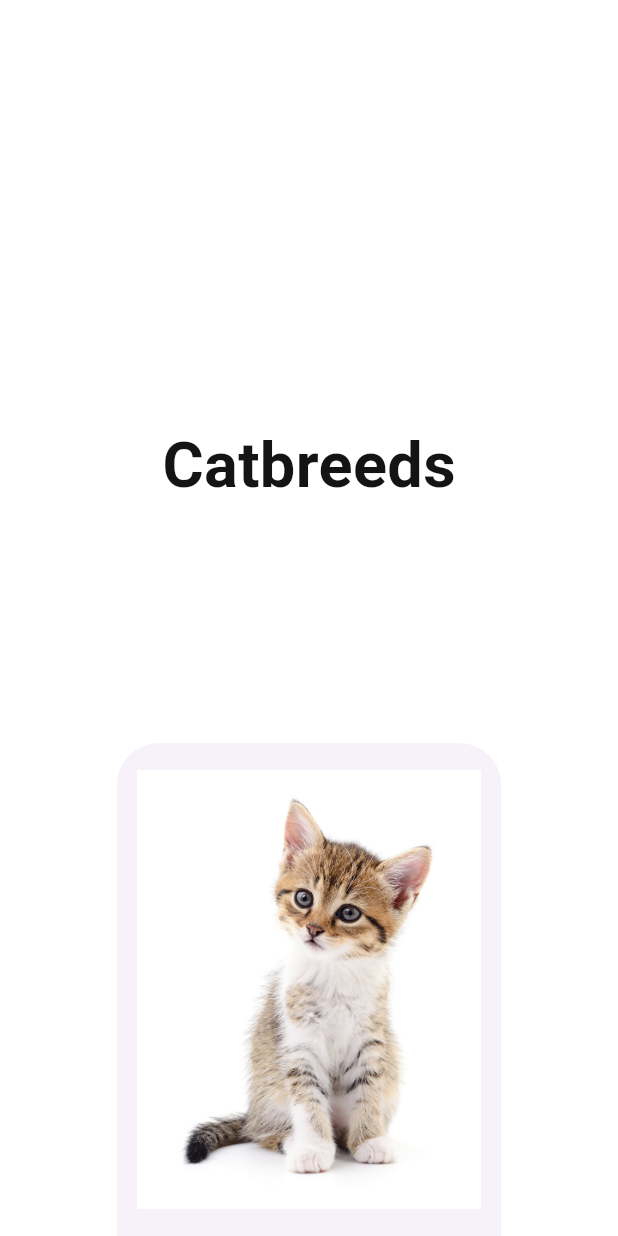
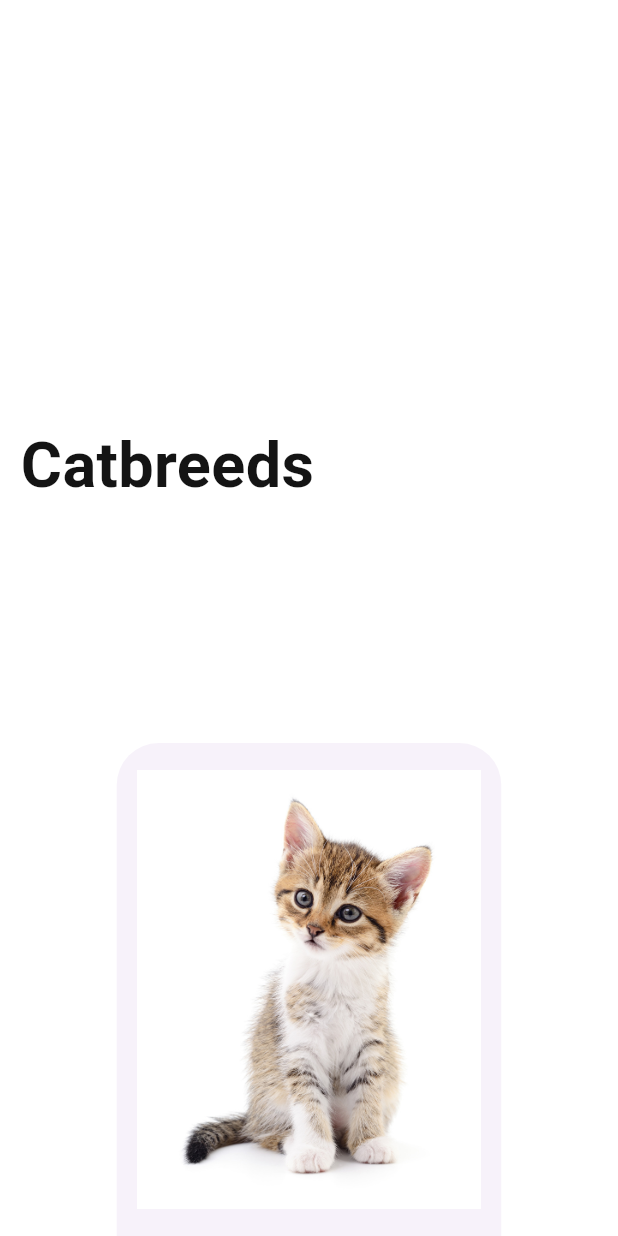
Before and after one commit to daniel-zuluaga/TecnicalTestPragma, a Flutter app: the screen it shows after launch, on a phone screen of 412 x 824 dp. Run offline on Flutter 3.47's test engine with Material 3 defaults, Android fonts, the phone set to English and light mode, and no system bars; our stand-ins replace either_dart, flutter_bloc, flutter_screenutil, go_router, google_fonts, kiwi; Roboto replaces fonts that are missing (Acme).

Commit message:
[Feature/Create] created these widgets for reutilizable in the screens

```diff
--- a/lib/core/common_widgets/my_app_scaffold.dart
+++ b/lib/core/common_widgets/my_app_scaffold.dart
@@ -1,4 +1,5 @@
 import 'package:flutter/material.dart';
+import 'package:tecnical_test_pragma/core/config/theme/app_cats_colors.dart';
 
 class MyAppScaffold extends StatelessWidget {
   const MyAppScaffold(
@@ -24,18 +25,14 @@ class MyAppScaffold extends StatelessWidget {
   Widget build(BuildContext context) {
     return SafeArea(
       child: Scaffold(
-        backgroundColor: backgroundColor,
+        backgroundColor: backgroundColor ?? AppCatsColor().mapColors["BG"],
         appBar: appBar,
         body: Padding(
           padding: paddingColumn ?? EdgeInsets.zero,
-          child: Center(
-            child: Column(
-              mainAxisSize: MainAxisSize.min,
-              mainAxisAlignment: mainAxisAlignment ?? MainAxisAlignment.start,
-              crossAxisAlignment:
-                  crossAxisAlignment ?? CrossAxisAlignment.center,
-              children: children,
-            ),
+          child: Column(
+            mainAxisAlignment: mainAxisAlignment ?? MainAxisAlignment.center,
+            crossAxisAlignment: crossAxisAlignment ?? CrossAxisAlignment.center,
+            children: children,
           ),
         ),
         bottomSheet: Padding(
```
Also changed, not shown: lib/core/common_widgets/breed_characteristic_widget.dart (added, +50 -0 lines), lib/core/common_widgets/card/card_cat_widget.dart (+2 -31 lines), lib/core/common_widgets/network_image.dart (added, +57 -0 lines).
